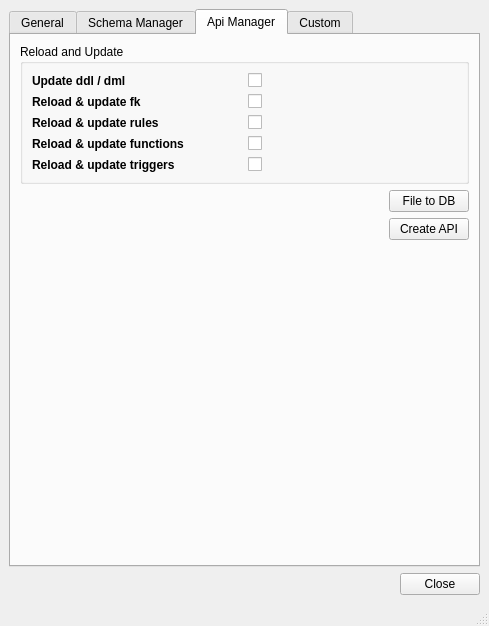
This is ui/readsql.ui in Giswater/giswater_qgis_plugin as Qt 5 draws it before an edit. The edited form follows.
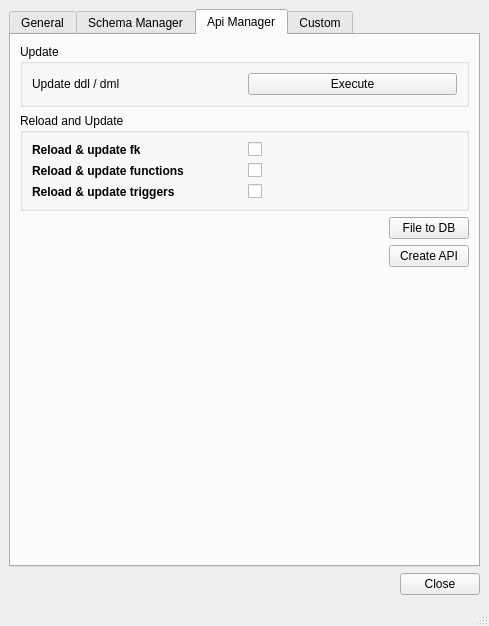
This is the edited form. The open tabs and pages were chosen to show the change.

Patch:
```diff
--- a/ui/readsql.ui
+++ b/ui/readsql.ui
@@ -559,36 +559,7 @@
            <string>Reload and Update</string>
           </property>
           <layout class="QGridLayout" name="gridLayout_12">
-           <item row="0" column="1">
-            <widget class="QCheckBox" name="chk_api_ddl_dml">
-             <property name="text">
-              <string/>
-             </property>
-             <property name="iconSize">
-              <size>
-               <width>19</width>
-               <height>19</height>
-              </size>
-             </property>
-             <property name="checked">
-              <bool>false</bool>
-             </property>
-            </widget>
-           </item>
-           <item row="3" column="0">
-            <widget class="QLabel" name="label_34">
-             <property name="font">
-              <font>
-               <weight>75</weight>
-               <bold>true</bold>
-              </font>
-             </property>
-             <property name="text">
-              <string>Reload &amp; update functions</string>
-             </property>
-            </widget>
-           </item>
-           <item row="4" column="1">
+           <item row="2" column="1">
             <widget class="QCheckBox" name="chk_api_trigger">
              <property name="text">
               <string/>
@@ -604,7 +575,23 @@
              </property>
             </widget>
            </item>
-           <item row="4" column="0">
+           <item row="0" column="1">
+            <widget class="QCheckBox" name="chk_api_fk">
+             <property name="text">
+              <string/>
+             </property>
+             <property name="iconSize">
+              <size>
+               <width>19</width>
+               <height>19</height>
+              </size>
+             </property>
+             <property name="checked">
+              <bool>false</bool>
+             </property>
+            </widget>
+           </item>
+           <item row="2" column="0">
             <widget class="QLabel" name="label_10">
              <property name="font">
               <font>
@@ -617,49 +604,7 @@
              </property>
             </widget>
            </item>
-           <item row="2" column="0">
-            <widget class="QLabel" name="label_35">
-             <property name="font">
-              <font>
-               <weight>75</weight>
-               <bold>true</bold>
-              </font>
-             </property>
-             <property name="text">
-              <string>Reload &amp; update rules</string>
-             </property>
-            </widget>
-           </item>
-           <item row="0" column="0">
-            <widget class="QLabel" name="label_11">
-             <property name="font">
-              <font>
-               <weight>75</weight>
-               <bold>true</bold>
-              </font>
-             </property>
-             <property name="text">
-              <string>Update ddl / dml</string>
-             </property>
-            </widget>
-           </item>
-           <item row="2" column="1">
-            <widget class="QCheckBox" name="chk_api_rules">
-             <property name="text">
-              <string/>
-             </property>
-             <property name="iconSize">
-              <size>
-               <width>19</width>
-               <height>19</height>
-              </size>
-             </property>
-             <property name="checked">
-              <bool>false</bool>
-             </property>
-            </widget>
-           </item>
-           <item row="3" column="1">
+           <item row="1" column="1">
             <widget class="QCheckBox" name="chk_api_funcion">
              <property name="text">
               <string/>
@@ -675,7 +620,7 @@
              </property>
             </widget>
            </item>
-           <item row="1" column="0">
+           <item row="0" column="0">
             <widget class="QLabel" name="label_9">
              <property name="font">
               <font>
@@ -688,19 +633,16 @@
              </property>
             </widget>
            </item>
-           <item row="1" column="1">
-            <widget class="QCheckBox" name="chk_api_fk">
+           <item row="1" column="0">
+            <widget class="QLabel" name="label_34">
+             <property name="font">
+              <font>
+               <weight>75</weight>
+               <bold>true</bold>
+              </font>
+             </property>
              <property name="text">
-              <string/>
-             </property>
-             <property name="iconSize">
-              <size>
-               <width>19</width>
-               <height>19</height>
-              </size>
-             </property>
-             <property name="checked">
-              <bool>false</bool>
+              <string>Reload &amp; update functions</string>
              </property>
             </widget>
            </item>
@@ -720,6 +662,29 @@
           </property>
          </spacer>
         </item>
+        <item row="0" column="0" colspan="2">
+         <widget class="QGroupBox" name="groupBox_5">
+          <property name="title">
+           <string>Update</string>
+          </property>
+          <layout class="QGridLayout" name="gridLayout_13">
+           <item row="0" column="1">
+            <widget class="QPushButton" name="btn_update_api">
+             <property name="text">
+              <string>Execute</string>
+             </property>
+            </widget>
+           </item>
+           <item row="0" column="0">
+            <widget class="QLabel" name="label_2">
+             <property name="text">
+              <string>Update ddl / dml</string>
+             </property>
+            </widget>
+           </item>
+          </layout>
+         </widget>
+        </item>
        </layout>
       </widget>
       <widget class="QWidget" name="custom">
```
Left out of the diff: 106 changed lines with no effect on the pictures.
